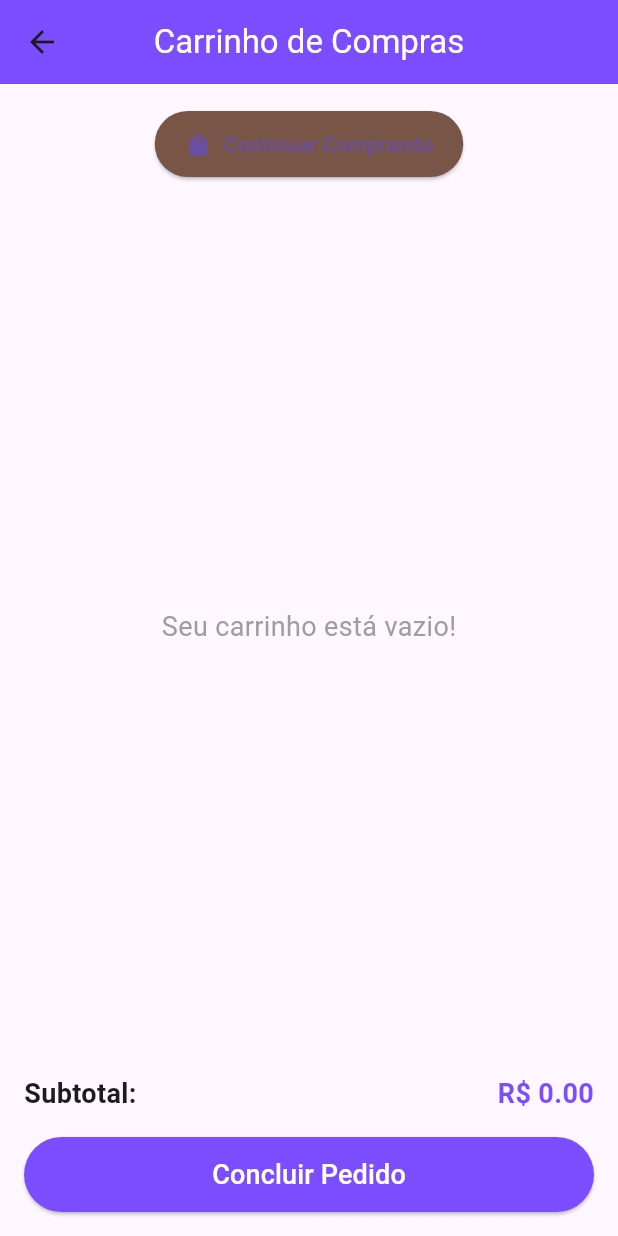
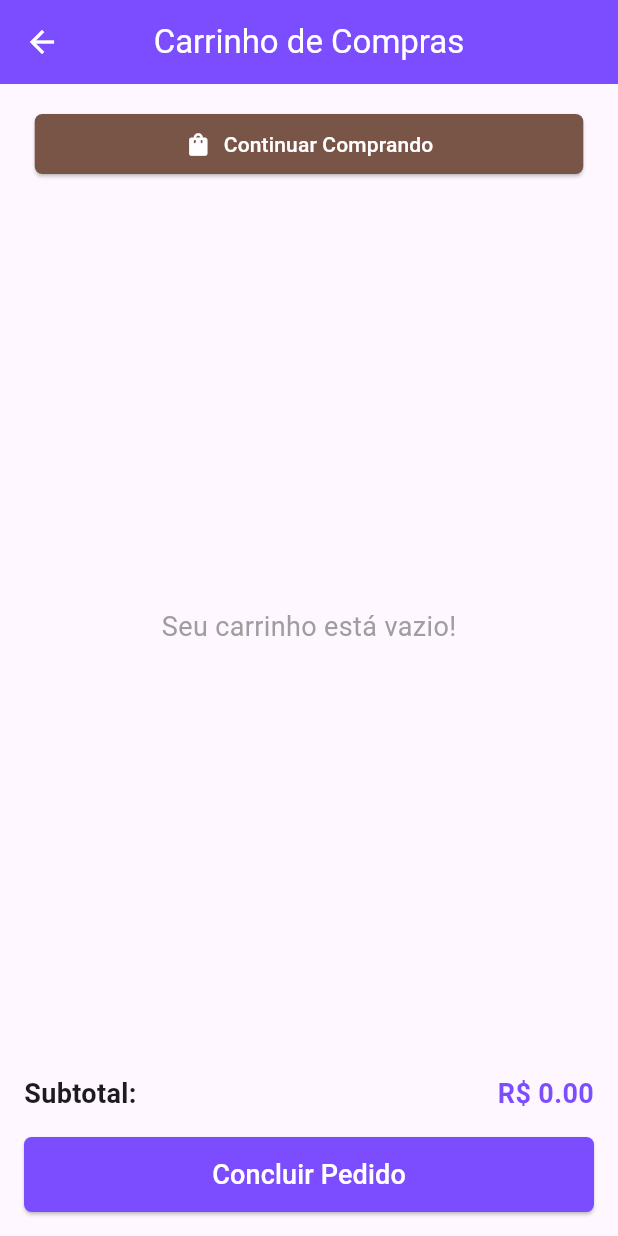
Before and after one commit to KUNST1977/cupcake, a Flutter app: the CarrinhoScreen screen opened directly with empty values, on a phone screen of 412 x 824 dp. Run offline on Flutter 3.47's test engine with Material 3 defaults, Android fonts, the phone set to English and light mode, and no system bars; our stand-ins replace brasil_fields, sqflite; accounts and stored records are empty.

Commit message:
Versão Beta

```diff
--- a/lib/carrinho.dart
+++ b/lib/carrinho.dart
@@ -28,27 +28,35 @@ class _CarrinhoScreenState extends State<CarrinhoScreen> {
           style: TextStyle(fontSize: 22, color: Colors.white),
         ),
         backgroundColor: Colors.deepPurpleAccent,
+        foregroundColor: Colors.white,
         centerTitle: true,
       ),
       body: Column(
         children: [
-          // Botão para continuar comprando
           Padding(
             padding: const EdgeInsets.all(16.0),
             child: ElevatedButton.icon(
               onPressed: () {
                 Navigator.pop(context); // Volta para a vitrine
               },
-              icon: const Icon(Icons.shopping_bag),
-              label: const Text('Continuar Comprando'),
+              icon: const Icon(
+                Icons.shopping_bag,
+                color: Colors.white,
+              ),
+              label: const Text(
+                'Continuar Comprando',
+                style: TextStyle(color: Colors.white),
+              ),
               style: ElevatedButton.styleFrom(
                 backgroundColor: Colors.brown,
+                shape: RoundedRectangleBorder(
+                  borderRadius: BorderRadius.circular(5), // Borda quadrada
+                ),
                 padding:
-                    const EdgeInsets.symmetric(vertical: 12, horizontal: 20),
+                    const EdgeInsets.symmetric(vertical: 8, horizontal: 100),
               ),
             ),
           ),
-          // Lista de itens do carrinho
           Expanded(
             child: widget.cartItems.isEmpty
                 ? const Center(
@@ -69,7 +77,6 @@ class _CarrinhoScreenState extends State<CarrinhoScreen> {
                           padding: const EdgeInsets.all(8.0),
                           child: Row(
                             children: [
-                              // Imagem do produto
                               ClipRRect(
                                 borderRadius: BorderRadius.circular(8),
                                 child: Image.network(
@@ -80,7 +87,6 @@ class _CarrinhoScreenState extends State<CarrinhoScreen> {
                                 ),
                               ),
                               const SizedBox(width: 12),
-                              // Detalhes do item
                               Expanded(
                                 child: Column(
                                   crossAxisAlignment: CrossAxisAlignment.start,
@@ -110,7 +116,6 @@ class _CarrinhoScreenState extends State<CarrinhoScreen> {
                                   ],
                                 ),
                               ),
-                              // Controle de quantidade
                               Row(
                                 children: [
                                   IconButton(
@@ -157,7 +162,6 @@ class _CarrinhoScreenState extends State<CarrinhoScreen> {
                     },
                   ),
           ),
-          // Subtotal e botão de continuar
           Padding(
             padding: const EdgeInsets.all(16.0),
             child: Column(
@@ -184,12 +188,11 @@ class _CarrinhoScreenState extends State<CarrinhoScreen> {
                   ],
                 ),
                 const SizedBox(height: 16),
-                // Botão para finalizar o pedido
                 SizedBox(
                   width: double.infinity,
                   child: ElevatedButton(
                     onPressed: () {
-                      // Aqui você pode implementar a lógica de gravar o pedido no banco
+                      // implementar a lógica de gravar o pedido no banco
                       ScaffoldMessenger.of(context).showSnackBar(
                         const SnackBar(
                           content: Text('Pedido realizado com sucesso!'),
@@ -201,6 +204,9 @@ class _CarrinhoScreenState extends State<CarrinhoScreen> {
                     style: ElevatedButton.styleFrom(
                       backgroundColor: Colors.deepPurpleAccent,
                       padding: const EdgeInsets.symmetric(vertical: 12),
+                      shape: RoundedRectangleBorder(
+                        borderRadius: BorderRadius.circular(5),
+                      ),
                     ),
                     child: const Text(
                       'Concluir Pedido',
```
Also changed, not shown: 1 other file.
